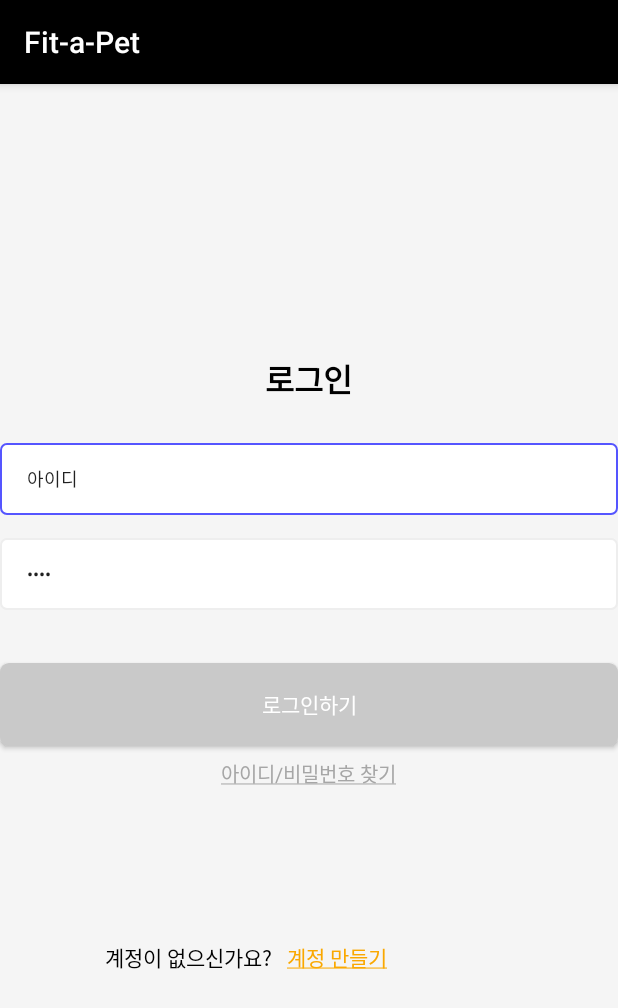
After one commit to psychology50/Fit-a-Pet-Android, an Android app: the LoginActivity screen opened directly, with no data from a screen before it, on a phone screen of 412 x 824 dp. The commit adds this screen. Shown: the top 1008 px of the screen. Run offline under Robolectric (Android 15) with nearby library versions, the phone set to English and light mode, and no system bars; our stand-ins replace RxJava, data binding.

Commit message:
dev_login_activity

```diff
--- a/app/build.gradle
+++ b/app/build.gradle
@@ -5,12 +5,12 @@ plugins {
 }
 
 android {
-    compileSdk 32
+    compileSdk 33
 
     defaultConfig {
         applicationId "likelion.project.fit_a_pet"
         minSdk 21
-        targetSdk 32
+        targetSdk 33
         versionCode 1
         versionName "1.0"
 
@@ -69,7 +69,7 @@ dependencies {
     implementation 'com.squareup.retrofit2:retrofit:2.9.0'
     implementation 'com.squareup.retrofit2:converter-gson:2.9.0'
 
-    implementation 'io.insert-koin:koin-core:3.3.0'
+    implementation 'io.insert-koin:koin-core:3.3.2'
 
     implementation "androidx.room:room-runtime:2.5.0-rc01"
     kapt "androidx.room:room-compiler:2.5.0-rc01"
--- a/app/src/main/java/likelion/project/fit_a_pet/base/BaseActivity.kt
+++ b/app/src/main/java/likelion/project/fit_a_pet/base/BaseActivity.kt
@@ -33,6 +33,6 @@ abstract class BaseActivity<B: ViewDataBinding> (
     }
 
     override fun onBackPressed() {
-        backPressHandler!!.onBackPressed()
+        backPressHandler?.onBackPressed()
     }
 }
--- a/app/src/main/java/likelion/project/fit_a_pet/utils/BackPressUtil.kt
+++ b/app/src/main/java/likelion/project/fit_a_pet/utils/BackPressUtil.kt
@@ -1,7 +1,9 @@
 package likelion.project.fit_a_pet.utils
 
 import android.app.Activity
+import android.util.Log
 import android.widget.Toast
+import androidx.activity.OnBackPressedCallback
 import likelion.project.fit_a_pet.R
 
 class BackPressUtil(private val activity: Activity) {
@@ -10,11 +12,18 @@ class BackPressUtil(private val activity: Activity) {
 
     fun onBackPressed() {
         if (System.currentTimeMillis() <= backKeyPressTime + 2000) {
-            toast!!.cancel()
+            toast?.cancel()
             activity.finish()
+//            this.onBackPressedDispatcher.addCallback(this, backBtn)
         } else {
             backKeyPressTime = System.currentTimeMillis()
+        }
+    }
 
+    private val backBtn = object : OnBackPressedCallback(true) {
+        override fun handleOnBackPressed() {
+            Log.e("Back", "뒤로가기 클릭")
+            activity.finish()
         }
     }
 
--- /dev/null
+++ b/app/src/main/java/likelion/project/fit_a_pet/view/auth/LoginActivity.kt
@@ -0,0 +1,25 @@
+package likelion.project.fit_a_pet.view.auth
+
+import android.os.Bundle
+import android.util.Log
+import androidx.activity.OnBackPressedCallback
+import androidx.appcompat.app.AppCompatActivity
+import likelion.project.fit_a_pet.R
+import likelion.project.fit_a_pet.base.BaseActivity
+import likelion.project.fit_a_pet.databinding.ActLoginBinding
+
+class LoginActivity : BaseActivity<ActLoginBinding>(R.layout.act_login) {
+
+    override fun onCreate(savedInstanceState: Bundle?) {
+        super.onCreate(savedInstanceState)
+        this.onBackPressedDispatcher.addCallback(this, backBtn)
+
+    }
+
+    private val backBtn = object : OnBackPressedCallback(true) {
+        override fun handleOnBackPressed() {
+            Log.e("Back", "뒤로가기 클릭")
+            finish()
+        }
+    }
+}
--- /dev/null
+++ b/app/src/main/java/likelion/project/fit_a_pet/view/auth/SignUpActivity.kt
@@ -0,0 +1,4 @@
+package likelion.project.fit_a_pet.view.auth
+
+class SignUpActivity {
+}
--- a/app/src/main/res/drawable/btn_round.xml
+++ b/app/src/main/res/drawable/btn_round.xml
@@ -1,7 +1,7 @@
 <?xml version="1.0" encoding="utf-8"?>
-<shape xmlns:android="http://schemas.android.com/apk/res/android">
-    android:padding = "10dp"
-    android:shape = "rectangle"
+<shape xmlns:android="http://schemas.android.com/apk/res/android"
+       android:padding = "10dp"
+       android:shape = "rectangle">
     <solid android:color="#c9c9c9"/>
     <corners
         android:radius="6dp"
--- a/app/src/main/res/drawable/ic_plusbtn.xml
+++ b/app/src/main/res/drawable/ic_plusbtn.xml
@@ -5,5 +5,5 @@
     android:viewportHeight="24">
   <path
       android:pathData="M11,11V5H13V11H19V13H13V19H11V13H5V11H11Z"
-      android:fillColor="#000000"/>
+      android:fillColor="#a5a5a5"/>
 </vector>
--- /dev/null
+++ b/app/src/main/res/layout/act_login.xml
@@ -0,0 +1,87 @@
+<?xml version="1.0" encoding="utf-8"?>
+<layout xmlns:android="http://schemas.android.com/apk/res/android"
+        xmlns:app="http://schemas.android.com/apk/res-auto"
+        android:minHeight="700dp">
+<androidx.constraintlayout.widget.ConstraintLayout
+        xmlns:tools="http://schemas.android.com/tools"
+        android:layout_width="match_parent"
+        android:layout_height="match_parent" android:background="#F5F5F5"
+        tools:context=".view.auth.LoginActivity">
+    <ScrollView
+            android:layout_width="match_parent"
+            android:layout_height="0dp"
+            android:fillViewport="true"
+            app:layout_constraintStart_toStartOf="parent" android:id="@+id/act_main_scroll"
+            app:layout_constraintTop_toTopOf="parent">
+        <LinearLayout android:layout_width="match_parent"
+                      android:layout_height="wrap_content"
+                      android:orientation="vertical" >
+            <LinearLayout android:layout_width="match_parent" android:layout_height="wrap_content"
+                          android:orientation="vertical"
+                          app:layout_constraintEnd_toEndOf="parent" app:layout_constraintStart_toStartOf="parent"
+                          android:id="@+id/act_login" app:layout_constraintTop_toTopOf="parent"
+                          android:layout_marginTop="180dp">
+                <TextView
+                        android:text="@string/Login"
+                        android:layout_width="78dp"
+                        android:layout_height="29dp" android:id="@+id/loginText"
+                        android:textSize="21sp" android:textAlignment="center"
+                        android:textColor="@color/black" android:fontFamily="sans-serif-black" android:textStyle="bold"
+                        android:layout_gravity="center"/>
+                <EditText
+                        android:layout_width="match_parent"
+                        android:layout_height="48dp"
+                        android:inputType="textPersonName"
+                        android:text="@string/id"
+                        android:ems="10"
+                        android:id="@+id/edt_id"
+                        android:textSize="12sp" android:background="@drawable/edit_text_round"
+                        android:layout_marginTop="30dp"/>
+                <EditText
+                        android:layout_width="match_parent"
+                        android:layout_height="48dp"
+                        android:inputType="textPassword"
+                        android:ems="10"
+                        android:id="@+id/edt_pwd"
+                        android:text="@string/password"
+                        android:textSize="12sp"
+                        android:background="@drawable/edit_text_round"
+                        android:layout_marginTop="15dp"/>
+                <Button
+                        android:text="@string/loginBtn"
+                        android:layout_width="match_parent"
+                        android:layout_height="55dp" android:id="@+id/loginBtn"
+                        android:background="@drawable/btn_round"
+                        android:textColor="@color/white"
+                        android:layout_marginTop="35dp"/>
+                <TextView
+                        android:text="@string/searchUser"
+                        android:layout_width="wrap_content"
+                        android:layout_height="wrap_content" android:id="@+id/searchUser"
+                        android:layout_marginTop="8dp"
+                        android:textSize="13sp" android:textColor="#a6a6a6"
+                        android:layout_gravity="center"/>
+            </LinearLayout>
+            <LinearLayout android:layout_width="match_parent" android:layout_height="24dp"
+                          app:layout_constraintTop_toBottomOf="@+id/act_login"
+                          app:layout_constraintStart_toStartOf="@+id/act_login"
+                          app:layout_constraintEnd_toEndOf="@+id/act_login"
+                          app:layout_constraintHorizontal_bias="0.0"
+                          android:layout_marginTop="100dp">
+                <TextView
+                        android:text="@string/createUserText1"
+                        android:layout_width="wrap_content"
+                        android:layout_height="wrap_content" android:id="@+id/textView2"
+                        android:textColor="#000000" android:layout_gravity="center"
+                        android:paddingStart="70dp"/>
+                <TextView
+                        android:text="@string/createUserText2"
+                        android:layout_width="wrap_content"
+                        android:layout_height="wrap_content" android:id="@+id/textView3"
+                        android:textColor="#faa800" android:layout_gravity="center"
+                        android:paddingLeft="10dp"/>
+            </LinearLayout>
+        </LinearLayout>
+    </ScrollView>
+</androidx.constraintlayout.widget.ConstraintLayout>
+</layout>
--- a/app/src/main/res/values-v31/themes.xml
+++ b/app/src/main/res/values-v31/themes.xml
@@ -2,7 +2,7 @@
 <resources xmlns:tools="http://schemas.android.com/tools">
     <style name="Theme.FitaPet" parent="Theme.AppCompat.DayNight.DarkActionBar">
         <!-- Primary brand color. -->
-        <item name="colorPrimary">@color/purple_500</item>
+        <item name="colorPrimary">@color/black</item>
         <item name="colorPrimaryVariant">@color/purple_700</item>
         <item name="colorOnPrimary">@color/white</item>
         <!-- Secondary brand color. -->
@@ -13,7 +13,7 @@
         <item name="android:statusBarColor" tools:targetApi="l">?attr/colorPrimaryVariant</item>
         <!-- Customize your theme here. -->
         <item name="android:windowSplashScreenBackground">#ffa800</item>
-        <item name="android:windowSplashScreenAnimatedIcon">@mipmap/ic_launcher_foreground</item>
+        <item name="android:windowSplashScreenAnimatedIcon">@mipmap/ic_logo_orange_foreground</item>
         <item name="android:windowSplashScreenIconBackgroundColor">@color/white</item>
         <item name="android:windowSplashScreenAnimationDuration">5000</item>
 
--- a/app/src/main/res/values/strings.xml
+++ b/app/src/main/res/values/strings.xml
@@ -32,8 +32,10 @@
 
     <!-- main -->
     <string name="schedule_list">모든 스케쥴</string>
-    <string name="schedule_content">등록된 반려동물이 없어 예정된 스케줄을 조회할 수 없어요</string>
+    <string name="schedule_content">등록된 반려동물이 없어\n 예정된 스케줄을 조회할 수 없어요</string>
     <string name="pet_list">나의 반려동물 리스트</string>
+    <string name="btn_new_pet_text">새로운 반려동물 추가하기</string>
+    <string name="empty_pet">아직 등록된 반려동물이 없어요...</string>
 
 
 </resources>
```
Also changed, not shown: app/src/main/AndroidManifest.xml (+8 -2 lines), app/src/main/java/likelion/project/fit_a_pet/network/AuthAPI.kt (deleted, +0 -32 lines), app/src/main/java/likelion/project/fit_a_pet/service/AuthAPI.kt (added, +15 -0 lines), app/src/main/java/likelion/project/fit_a_pet/view/MainActivity.kt (+12 -1 lines), app/src/main/java/likelion/project/fit_a_pet/view/splash/SplashActivity.kt (+19 -19 lines), app/src/main/res/drawable/edit_btn_rect_border.xml (added, +12 -0 lines), app/src/main/res/layout/act_main.xml (+60 -13 lines), app/src/main/res/layout/login_act.xml (deleted, +0 -74 lines), app/src/main/res/layout/act_register.xml (renamed from app/src/main/res/layout/register_act.xml).
